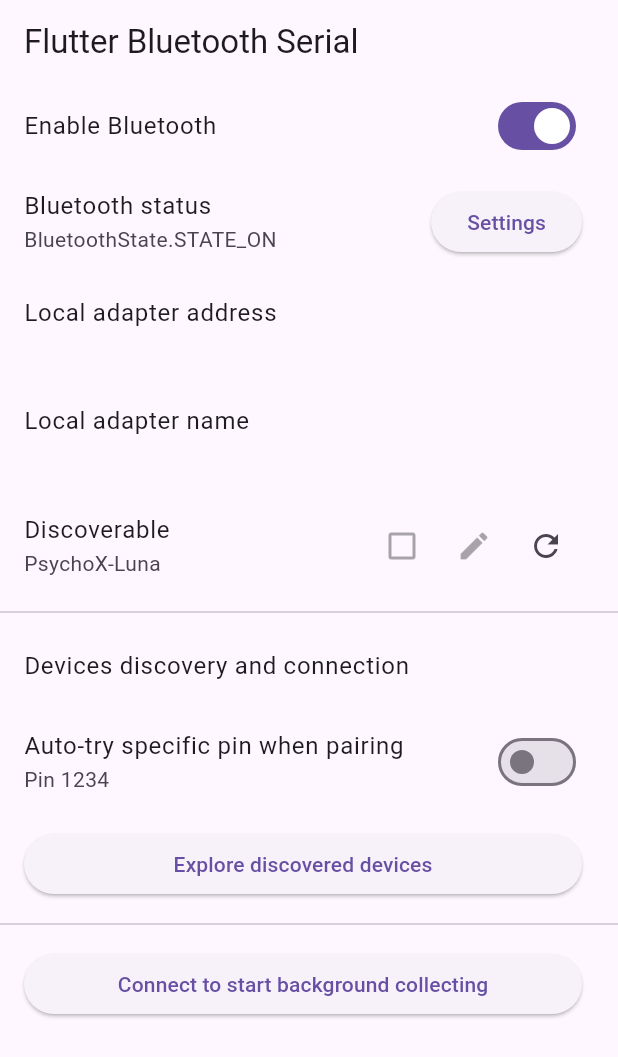
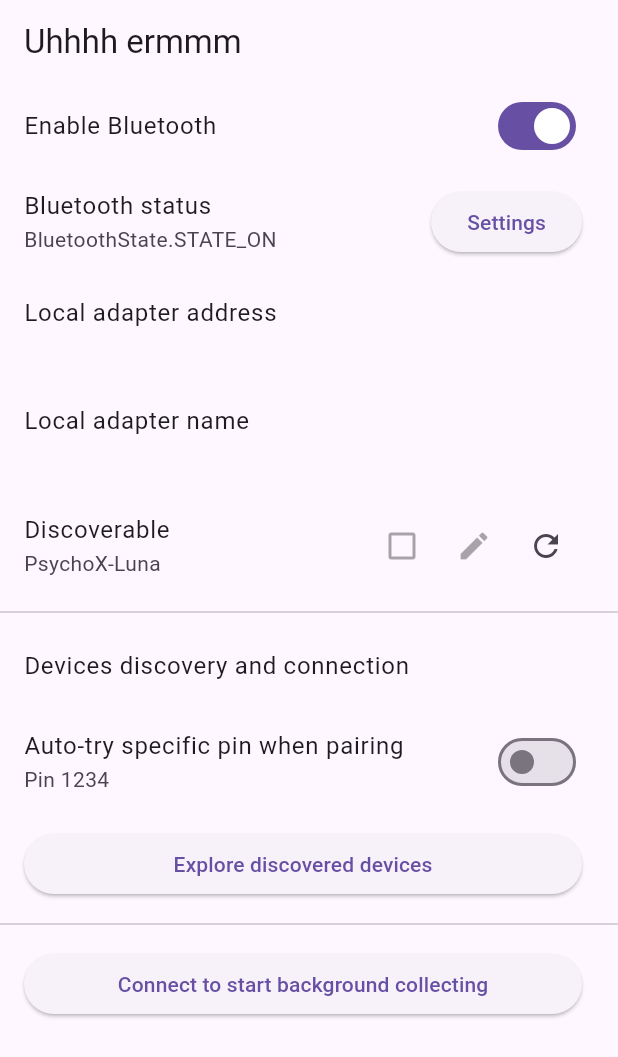
Before and after one commit to Sheep26/ScholDigi, a Flutter app: the screen it shows after launch, on a phone screen of 412 x 824 dp. Shown: the top 1057 px of the screen. Run offline on Flutter 3.47's test engine with Material 3 defaults, Android fonts, the phone set to English and light mode, and no system bars; our stand-ins replace flutter_bluetooth_serial.

Commit message:
help me sonion

```diff
--- a/app/lib/BackgroundCollectingTask.dart
+++ b/app/lib/BackgroundCollectingTask.dart
@@ -1,5 +1,4 @@
 import 'dart:convert';
-import 'dart:ffi';
 
 import 'package:flutter/material.dart';
 import 'package:flutter_bluetooth_serial/flutter_bluetooth_serial.dart';
--- a/app/lib/MainPage.dart
+++ b/app/lib/MainPage.dart
@@ -89,7 +89,7 @@ class _MainPage extends State<MainPage> {
   Widget build(BuildContext context) {
     return Scaffold(
       appBar: AppBar(
-        title: const Text('Flutter Bluetooth Serial'),
+        title: const Text('Uhhhh ermmm'),
       ),
       body: ListView(
         children: <Widget>[
```
Also changed, not shown: app/lib/ChatPage.dart (+5 -5 lines).
